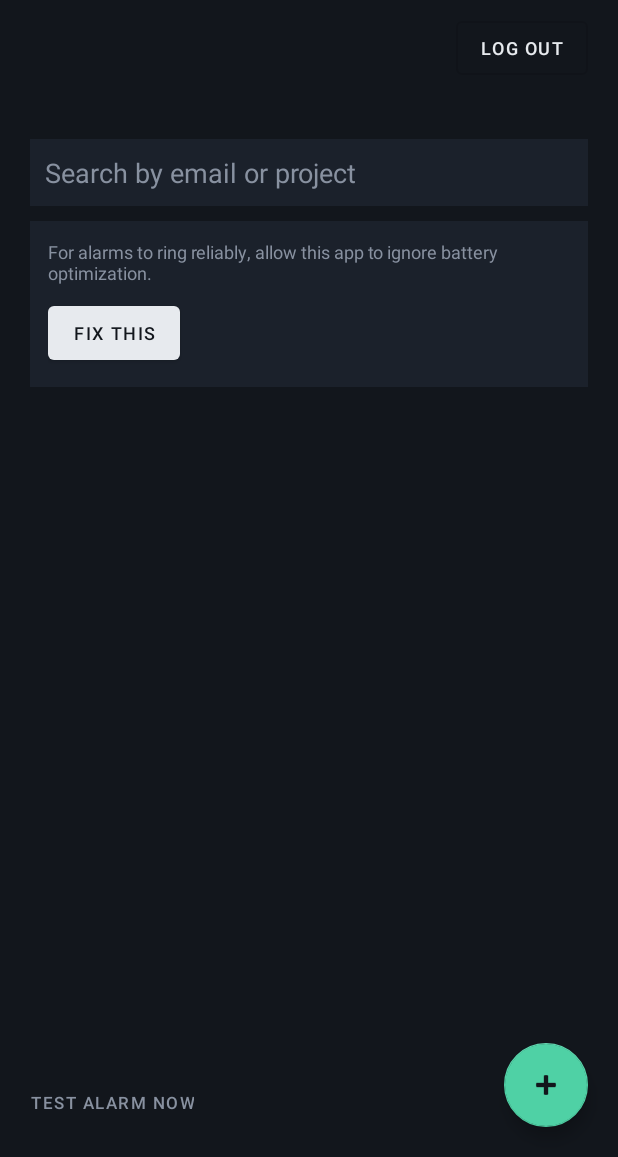
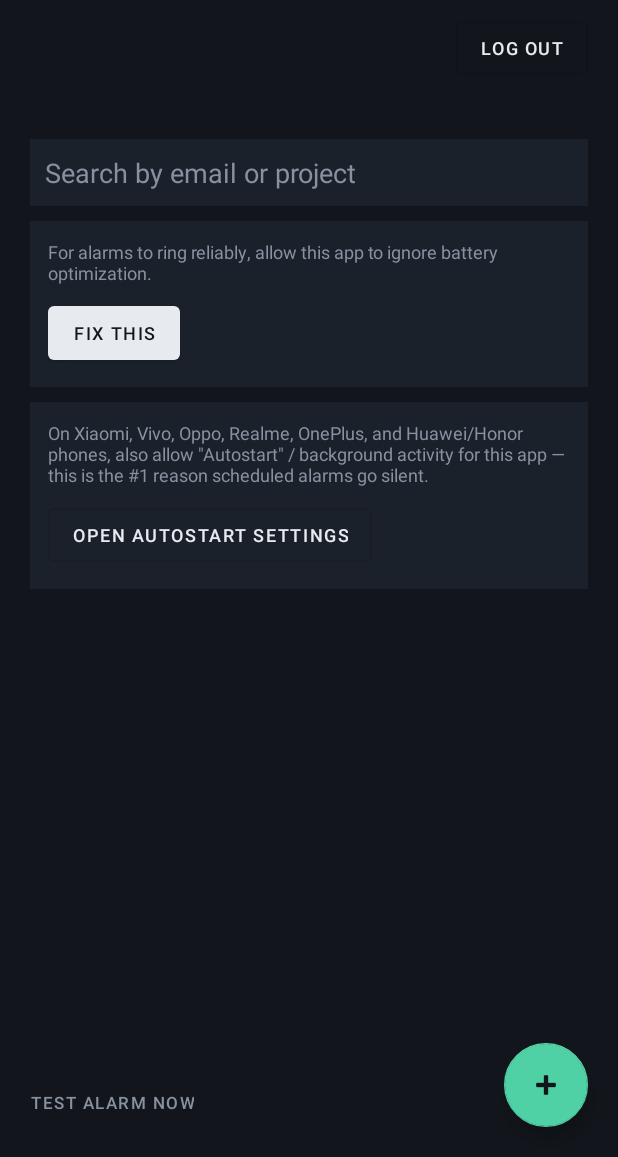
Before and after one commit to rupamdey-dev/Rotation-Board-Android, an Android app: the DashboardActivity screen opened directly, with no data from a screen before it, on a phone screen of 412 x 824 dp, the part 79-1236 px from its top. Run offline under Robolectric (Android 15) with nearby library versions, the light colour scheme and no system bars; 2 statements that could not run were skipped.

Commit message:
Fourth Upload

```diff
--- a/app/build.gradle.kts
+++ b/app/build.gradle.kts
@@ -49,4 +49,6 @@ dependencies {
     implementation("androidx.room:room-runtime:2.6.1")
     implementation("androidx.room:room-ktx:2.6.1")
     ksp("androidx.room:room-compiler:2.6.1")
+
+    implementation("androidx.work:work-runtime-ktx:2.9.1")
 }
--- a/app/src/main/java/com/rotationboard/app/data/AccountDao.kt
+++ b/app/src/main/java/com/rotationboard/app/data/AccountDao.kt
@@ -15,6 +15,12 @@ interface AccountDao {
     @Query("SELECT * FROM accounts WHERE endTime IS NOT NULL")
     suspend fun getAllScheduled(): List<AccountEntity>
 
+    @Query("SELECT * FROM accounts WHERE endTime IS NOT NULL AND endTime <= :now AND rung = 0")
+    suspend fun getOverdueUnrung(now: Long): List<AccountEntity>
+
+    @Query("UPDATE accounts SET rung = 1 WHERE id = :id")
+    suspend fun markRung(id: Long)
+
     @Query("SELECT * FROM accounts WHERE id = :id LIMIT 1")
     suspend fun getById(id: Long): AccountEntity?
 
--- a/app/src/main/java/com/rotationboard/app/data/AccountEntity.kt
+++ b/app/src/main/java/com/rotationboard/app/data/AccountEntity.kt
@@ -12,5 +12,6 @@ data class AccountEntity(
     val timerMode: String,      // "hours" or "time"
     val timerHours: Float,
     val timerTimeStr: String,   // "HH:MM" 24hr, empty when mode = hours
-    val endTime: Long?          // epoch millis; null = never started / idle
+    val endTime: Long?,         // epoch millis; null = never started / idle
+    val rung: Boolean = false   // true once this endTime's alarm has fired (via AlarmManager or the backup worker)
 )
--- a/app/src/main/java/com/rotationboard/app/data/AppDatabase.kt
+++ b/app/src/main/java/com/rotationboard/app/data/AppDatabase.kt
@@ -5,7 +5,7 @@ import androidx.room.Database
 import androidx.room.Room
 import androidx.room.RoomDatabase
 
-@Database(entities = [UserEntity::class, AccountEntity::class], version = 1, exportSchema = false)
+@Database(entities = [UserEntity::class, AccountEntity::class], version = 2, exportSchema = false)
 abstract class AppDatabase : RoomDatabase() {
     abstract fun userDao(): UserDao
     abstract fun accountDao(): AccountDao
@@ -19,7 +19,9 @@ abstract class AppDatabase : RoomDatabase() {
                     context.applicationContext,
                     AppDatabase::class.java,
                     "rotationboard.db"
-                ).build()
+                )
+                    .fallbackToDestructiveMigration() // fine at this stage of development; avoids crashing on schema changes
+                    .build()
                 INSTANCE = instance
                 instance
             }
--- a/app/src/main/java/com/rotationboard/app/service/AlarmRingService.kt
+++ b/app/src/main/java/com/rotationboard/app/service/AlarmRingService.kt
@@ -219,7 +219,7 @@ class AlarmRingService : Service() {
             val dao = AppDatabase.getInstance(applicationContext).accountDao()
             val acc = dao.getById(accountId)
             if (acc != null) {
-                val snoozed = acc.copy(endTime = System.currentTimeMillis() + SNOOZE_MS)
+                val snoozed = acc.copy(endTime = System.currentTimeMillis() + SNOOZE_MS, rung = false)
                 dao.update(snoozed)
                 AlarmScheduler.schedule(applicationContext, snoozed)
             }
--- a/app/src/main/java/com/rotationboard/app/ui/AddEditAccountActivity.kt
+++ b/app/src/main/java/com/rotationboard/app/ui/AddEditAccountActivity.kt
@@ -137,7 +137,8 @@ class AddEditAccountActivity : AppCompatActivity() {
                     timerMode = mode,
                     timerHours = hours,
                     timerTimeStr = timeStr,
-                    endTime = endTime
+                    endTime = endTime,
+                    rung = false
                 )
                 dao.update(updated)
                 savedId = updated.id
@@ -150,7 +151,8 @@ class AddEditAccountActivity : AppCompatActivity() {
                     timerMode = mode,
                     timerHours = hours,
                     timerTimeStr = timeStr,
-                    endTime = endTime
+                    endTime = endTime,
+                    rung = false
                 )
                 savedId = dao.insert(newAccount)
                 finalAccount = newAccount.copy(id = savedId)
--- a/app/src/main/java/com/rotationboard/app/ui/DashboardActivity.kt
+++ b/app/src/main/java/com/rotationboard/app/ui/DashboardActivity.kt
@@ -85,6 +85,9 @@ class DashboardActivity : AppCompatActivity() {
         })
 
         binding.btnFixBattery.setOnClickListener { requestIgnoreBatteryOptimizations() }
+        binding.btnAutostart.setOnClickListener {
+            com.rotationboard.app.util.OemSettingsHelper.openAutoStartSettings(this)
+        }
 
         requestNotifPermissionIfNeeded()
         updateBatteryBanner()
--- a/app/src/main/res/layout/activity_dashboard.xml
+++ b/app/src/main/res/layout/activity_dashboard.xml
@@ -90,6 +90,31 @@
                 android:text="Fix this"
                 android:textSize="12sp" />
         </LinearLayout>
+
+        <LinearLayout
+            android:layout_width="match_parent"
+            android:layout_height="wrap_content"
+            android:orientation="vertical"
+            android:background="@color/surface"
+            android:padding="12dp"
+            android:layout_marginTop="10dp">
+
+            <TextView
+                android:layout_width="match_parent"
+                android:layout_height="wrap_content"
+                android:text="On Xiaomi, Vivo, Oppo, Realme, OnePlus, and Huawei/Honor phones, also allow &quot;Autostart&quot; / background activity for this app — this is the #1 reason scheduled alarms go silent."
+                android:textColor="@color/text_dim"
+                android:textSize="12sp" />
+
+            <Button
+                android:id="@+id/btnAutostart"
+                style="@style/Widget.MaterialComponents.Button.OutlinedButton"
+                android:layout_width="wrap_content"
+                android:layout_height="wrap_content"
+                android:layout_marginTop="8dp"
+                android:text="Open autostart settings"
+                android:textSize="12sp" />
+        </LinearLayout>
     </LinearLayout>
 
     <FrameLayout
```
Also changed, not shown: app/src/main/java/com/rotationboard/app/App.kt (+12 -0 lines), app/src/main/java/com/rotationboard/app/receiver/AlarmReceiver.kt (+21 -1 lines), app/src/main/java/com/rotationboard/app/util/AlarmCheckWorker.kt (added, +44 -0 lines), app/src/main/java/com/rotationboard/app/util/OemSettingsHelper.kt (added, +73 -0 lines), 1 other file.
